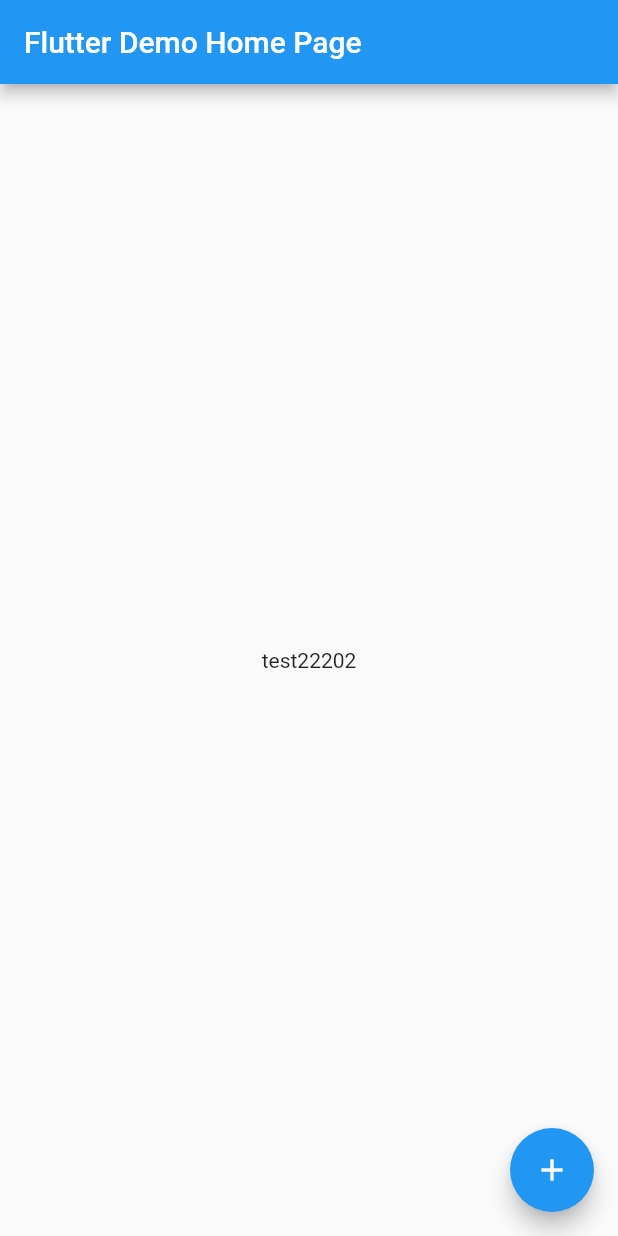
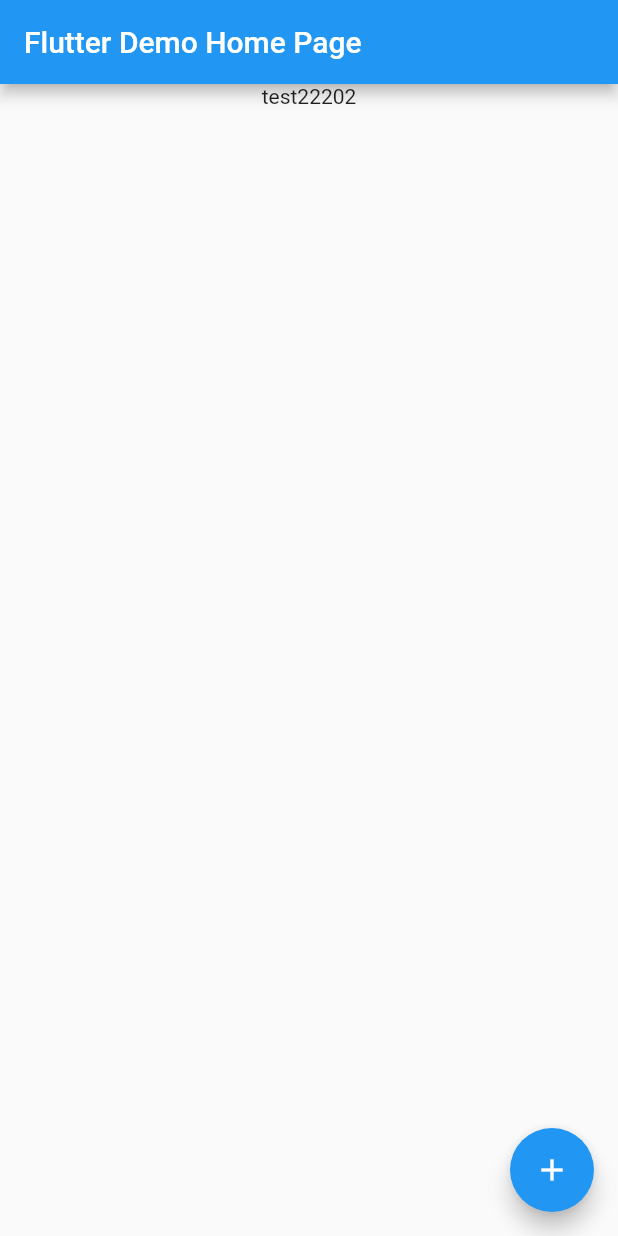
Before and after one commit to gradtest001/testgrad, a Flutter app: the screen it shows after launch, on a phone screen of 412 x 824 dp. Run offline on Flutter 3.47's test engine with Material 2 defaults, Android fonts, the phone set to English and light mode, and no system bars.

Commit message:
22202fasfsa

```diff
--- a/lib/main.dart
+++ b/lib/main.dart
@@ -46,8 +46,12 @@ class _MyHomePageState extends State<MyHomePage> {
 
         title: Text(widget.title),
       ),
-      body: const Center(
-        child: Text('test22202'),
+      body:  Center(
+        child: Column(
+          children: [
+            Text('test22202'),
+          ],
+        ),
       ),
       floatingActionButton: FloatingActionButton(
         onPressed: _incrementCounter,
```
